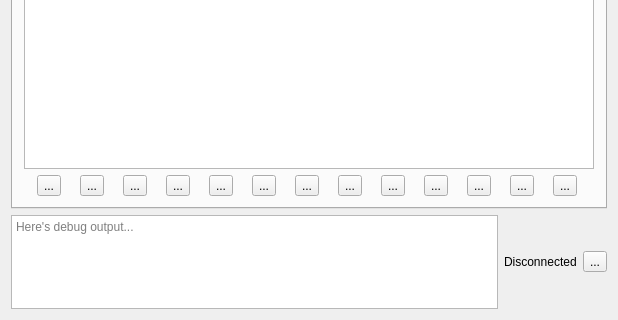
Qt form wrenchmainwindow.ui (baohaojun/system-config) before a commit; both pictures show x 0 to 618 and y 272 to 592 of the 618 by 592 pixel window.
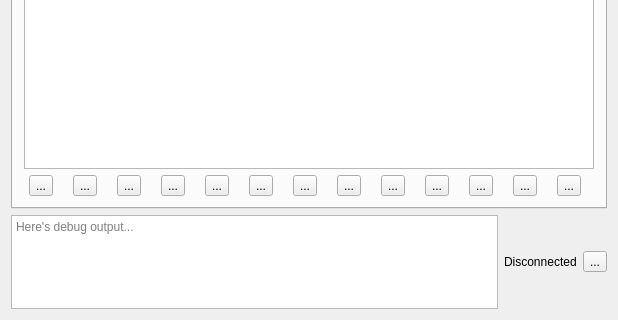
The same form after that commit. Icons and pictures are not drawn. Custom widgets are drawn as their Qt base class.

Commit message: wrench-ext.lua: make default demo mode wrench.lua: Fix it for Windows

The edit to the form file:
```diff
--- a/wrenchmainwindow.ui
+++ b/wrenchmainwindow.ui
@@ -47,6 +47,12 @@
         </item>
         <item>
          <layout class="QHBoxLayout" name="buttonsContainer">
+          <property name="spacing">
+           <number>15</number>
+          </property>
+          <property name="leftMargin">
+           <number>0</number>
+          </property>
           <item>
            <widget class="QToolButton" name="tbEmoji">
             <property name="toolTip">
```
Left out of the diff: 14 changed lines with no effect on the pictures. The commit also changes 4 other files.
